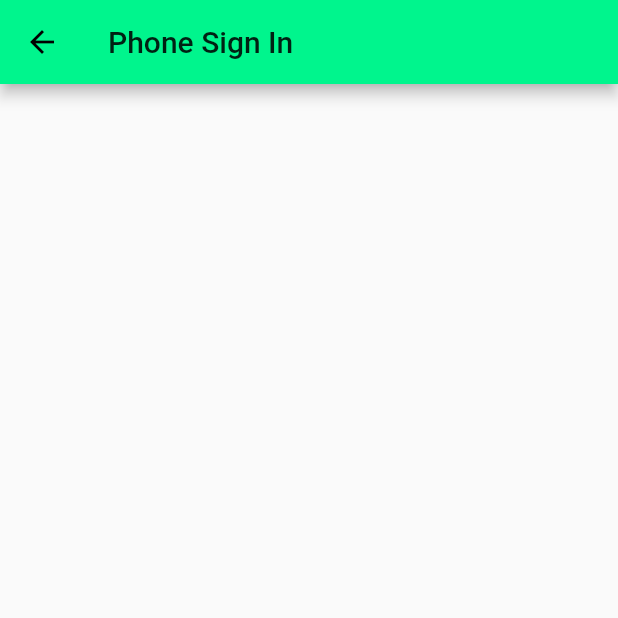
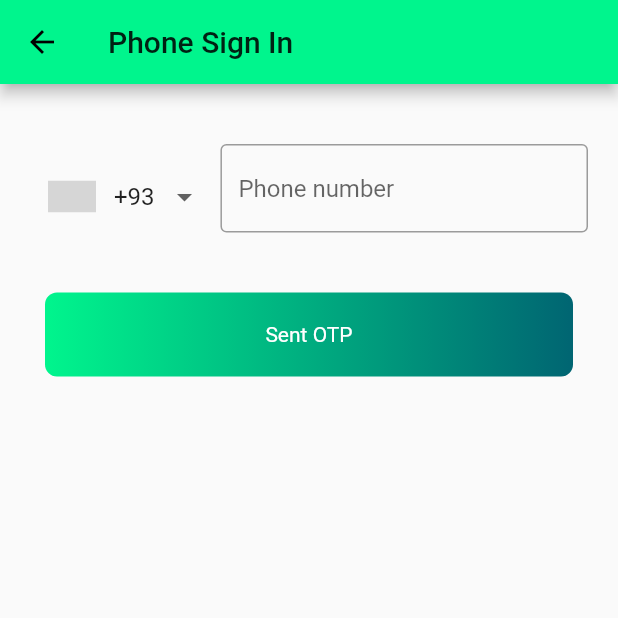
Before and after one commit to EhsanTgv/MyTasks, a Flutter app: the screen it shows after launch, after a tap on "Sign-In using Phone", on a phone screen of 412 x 824 dp, the top half of it. Run offline on Flutter 3.47's test engine with Material 2 defaults, Android fonts, the phone set to English and light mode, and no system bars; drawn by our look-alikes of intl_phone_number_input; our stand-ins replace firebase_auth, font_awesome_flutter, google_sign_in; accounts and stored records are empty; grey boxes are pictures that could not be loaded.

Commit message:
PhoneSignInScreen implement design

```diff
--- a/lib/screens/phone_signin_screen.dart
+++ b/lib/screens/phone_signin_screen.dart
@@ -1,4 +1,6 @@
 import 'package:flutter/material.dart';
+import 'package:intl_phone_number_input/intl_phone_number_input.dart';
+import 'package:mytask/config/config.dart';
 
 class PhoneSignInScreen extends StatefulWidget {
   @override
@@ -6,10 +8,59 @@ class PhoneSignInScreen extends StatefulWidget {
 }
 
 class _PhoneSignInScreenState extends State<PhoneSignInScreen> {
+  PhoneNumber _phoneNumber;
+
   @override
   Widget build(BuildContext context) {
     return Scaffold(
-      appBar: AppBar(title: Text("Phone Sign In"),),
+      appBar: AppBar(
+        title: Text("Phone Sign In"),
+      ),
+      body: SingleChildScrollView(
+        child: Container(
+          width: MediaQuery.of(context).size.width,
+          margin: EdgeInsets.only(top: 20),
+          child: Column(
+            children: <Widget>[
+              Container(
+                margin: EdgeInsets.symmetric(horizontal: 20, vertical: 20),
+                child: InternationalPhoneNumberInput(
+                  onInputChanged: (phoneNumberText) {
+                    _phoneNumber = phoneNumberText;
+                  },
+                  inputBorder: OutlineInputBorder(),
+                ),
+              ),
+              InkWell(
+                onTap: () {},
+                child: Container(
+                  decoration: BoxDecoration(
+                    gradient: LinearGradient(
+                      colors: [primaryColor, secondaryColor],
+                    ),
+                    borderRadius: BorderRadius.circular(8),
+                  ),
+                  width: MediaQuery.of(context).size.width,
+                  margin: EdgeInsets.symmetric(
+                    horizontal: 30,
+                    vertical: 20,
+                  ),
+                  padding: EdgeInsets.symmetric(
+                    horizontal: 30,
+                    vertical: 20,
+                  ),
+                  child: Center(
+                    child: Text(
+                      "Sent OTP",
+                      style: TextStyle(color: Colors.white),
+                    ),
+                  ),
+                ),
+              ),
+            ],
+          ),
+        ),
+      ),
     );
   }
 }
--- a/pubspec.yaml
+++ b/pubspec.yaml
@@ -23,6 +23,7 @@ dependencies:
   font_awesome_flutter: ^8.8.1
   firebase_auth: ^0.16.0
   google_sign_in: ^4.4.6
+  intl_phone_number_input: ^0.4.0+2
 
   # The following adds the Cupertino Icons font to your application.
   # Use with the CupertinoIcons class for iOS style icons.
```
Also changed, not shown: pubspec.lock.
